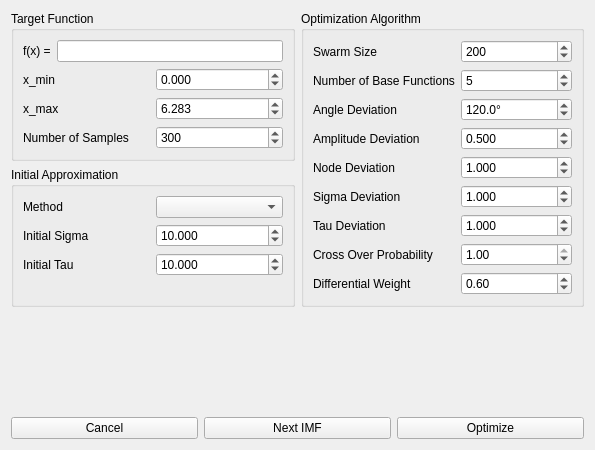
Old version of the form gui_main_window.ui in the repository ralphtandetzky/decompose_imf.
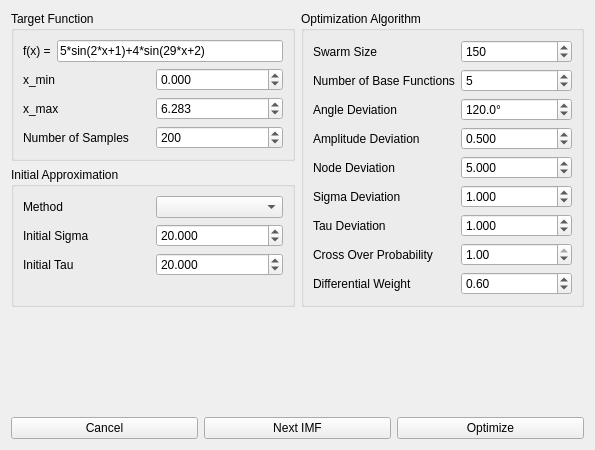
New version of the form.

Commit message: Worked over gui again and changed default values in controls to be something that can be meaningfully optimized.

What changed in the file:
```diff
--- a/gui_main_window.ui
+++ b/gui_main_window.ui
@@ -33,7 +33,7 @@
              <number>10000</number>
             </property>
             <property name="value">
-             <number>300</number>
+             <number>200</number>
             </property>
            </widget>
           </item>
@@ -109,7 +109,11 @@
              </widget>
             </item>
             <item>
-             <widget class="QLineEdit" name="functionLineEdit"/>
+             <widget class="QLineEdit" name="functionLineEdit">
+              <property name="text">
+               <string>5*sin(2*x+1)+4*sin(29*x+2)</string>
+              </property>
+             </widget>
             </item>
            </layout>
           </item>
@@ -158,7 +162,7 @@
              <double>10000.000000000000000</double>
             </property>
             <property name="value">
-             <double>10.000000000000000</double>
+             <double>20.000000000000000</double>
             </property>
            </widget>
           </item>
@@ -171,7 +175,7 @@
              <double>10000.000000000000000</double>
             </property>
             <property name="value">
-             <double>10.000000000000000</double>
+             <double>20.000000000000000</double>
             </property>
            </widget>
           </item>
@@ -221,7 +225,7 @@
            <number>10000</number>
           </property>
           <property name="value">
-           <number>200</number>
+           <number>150</number>
           </property>
          </widget>
         </item>
@@ -402,7 +406,7 @@
            <double>10000.000000000000000</double>
           </property>
           <property name="value">
-           <double>1.000000000000000</double>
+           <double>5.000000000000000</double>
           </property>
          </widget>
         </item>
```
